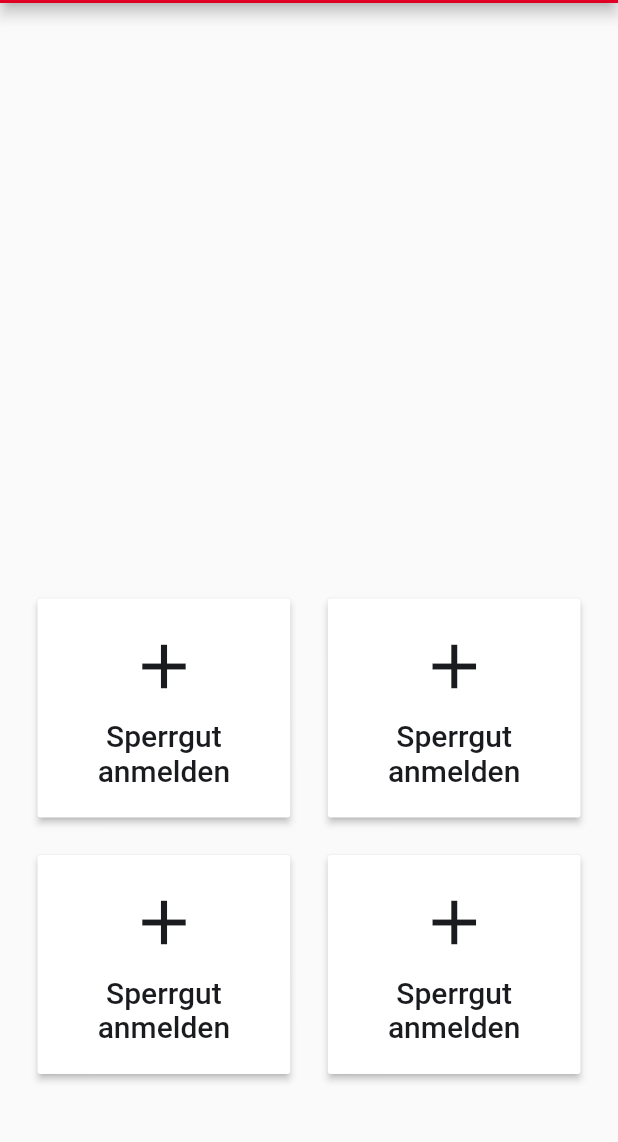
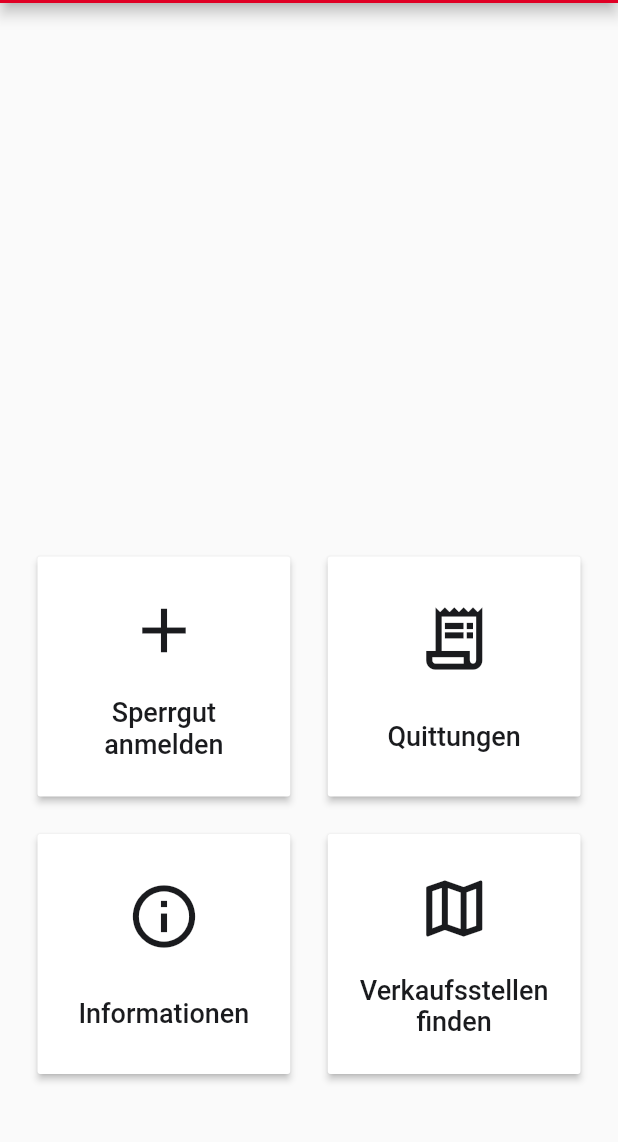
Before and after one commit to silasETH/StartHack23, a Flutter app: the screen it shows after launch, on a phone screen of 412 x 824 dp, the part 87-1229 px from its top. Run offline on Flutter 3.47's test engine with Material 2 defaults, Android fonts, the phone set to English and light mode, and no system bars; our stand-ins replace stacked, stacked_services, stacked_shared.

Commit message:
Update home_view.dart

```diff
--- a/sperrgut_stgallen/lib/ui/views/home/home_view.dart
+++ b/sperrgut_stgallen/lib/ui/views/home/home_view.dart
@@ -51,44 +51,18 @@ class HomeView extends StackedView<HomeViewModel> {
                 Row(
                 children: [
                 Expanded(
-                  child: MaterialButton(
-                    padding: const EdgeInsets.all(20),
-                    color: Colors.white,
-                    onPressed: () {},
-                    child: Column(
-                      mainAxisAlignment: MainAxisAlignment.center,
-                      crossAxisAlignment: CrossAxisAlignment.center,
-                      children: const [
-                        Icon(Icons.add, color: kcDarkGreyColor, size: 50,),
-                        verticalSpaceSmall,
-                        Text(
-                          'Sperrgut anmelden',
-                          style: TextStyle(color: kcDarkGreyColor, fontSize: 20),
-                          textAlign: TextAlign.center,
-                        ),
-                      ],
+                    child: HomeScreenButton(
+                      label: 'Sperrgut anmelden',
+                      icon: Icons.add,
+                      onPressedFunction: () {},
                     ),
                   ),
-                ),
                 horizontalSpaceMedium,
                 Expanded(
-                  child: MaterialButton(
-                    padding: const EdgeInsets.all(20),
-                    color: Colors.white,
-                    onPressed: () {},
-                    child: Column(
-                      mainAxisAlignment: MainAxisAlignment.center,
-                      crossAxisAlignment: CrossAxisAlignment.center,
-                      children: const [
-                        Icon(Icons.add, color: kcDarkGreyColor, size: 50,),
-                        verticalSpaceSmall,
-                        Text(
-                          'Sperrgut anmelden',
-                          style: TextStyle(color: kcDarkGreyColor, fontSize: 20),
-                          textAlign: TextAlign.center,
-                        ),
-                      ],
-                    ),
+                  child: HomeScreenButton(
+                    label: 'Quittungen',
+                    icon: Icons.receipt_long_sharp,
+                    onPressedFunction: () {},
                   ),
                 ),
                 ]),
@@ -96,44 +70,18 @@ class HomeView extends StackedView<HomeViewModel> {
                 Row(
                 children: [
                 Expanded(
-                  child: MaterialButton(
-                    padding: const EdgeInsets.all(20),
-                    color: Colors.white,
-                    onPressed: () {},
-                    child: Column(
-                      mainAxisAlignment: MainAxisAlignment.center,
-                      crossAxisAlignment: CrossAxisAlignment.center,
-                      children: const [
-                        Icon(Icons.add, color: kcDarkGreyColor, size: 50,),
-                        verticalSpaceSmall,
-                        Text(
-                          'Sperrgut anmelden',
-                          style: TextStyle(color: kcDarkGreyColor, fontSize: 20),
-                          textAlign: TextAlign.center,
-                        ),
-                      ],
-                    ),
+                  child: HomeScreenButton(
+                    label: 'Informationen',
+                    icon: Icons.info_outline,
+                    onPressedFunction: () {},
                   ),
                 ),
                 horizontalSpaceMedium,
                 Expanded(
-                  child: MaterialButton(
-                    padding: const EdgeInsets.all(20),
-                    color: Colors.white,
-                    onPressed: () {},
-                    child: Column(
-                      mainAxisAlignment: MainAxisAlignment.center,
-                      crossAxisAlignment: CrossAxisAlignment.center,
-                      children: const [
-                        Icon(Icons.add, color: kcDarkGreyColor, size: 50,),
-                        verticalSpaceSmall,
-                        Text(
-                          'Sperrgut anmelden',
-                          style: TextStyle(color: kcDarkGreyColor, fontSize: 20),
-                          textAlign: TextAlign.center,
-                        ),
-                      ],
-                    ),
+                  child: HomeScreenButton(
+                    label: 'Verkaufsstellen finden',
+                    icon: Icons.map_outlined,
+                    onPressedFunction: () {},
                   ),
                 ),
                 ],),
@@ -152,3 +100,38 @@ class HomeView extends StackedView<HomeViewModel> {
   ) =>
       HomeViewModel();
 }
+
+class HomeScreenButton extends StatelessWidget {
+  final String label;
+  final IconData icon;
+  final Function()? onPressedFunction;
+
+  const HomeScreenButton({
+    super.key, required this.label, required this.icon, this.onPressedFunction,
+  });
+
+  @override
+  Widget build(BuildContext context) {
+    return MaterialButton(
+      padding: const EdgeInsets.all(20),
+      color: Colors.white,
+      onPressed: () {},
+      child: SizedBox(
+        height: 120,
+        child: Column(
+          mainAxisAlignment: MainAxisAlignment.spaceEvenly,
+          crossAxisAlignment: CrossAxisAlignment.center,
+          children: [
+            Icon(icon, color: kcDarkGreyColor, size: 50,),
+            verticalSpaceSmall,
+            Text(
+              label,
+              style: const TextStyle(color: kcDarkGreyColor, fontSize: 18),
+              textAlign: TextAlign.center,
+            ),
+          ],
+        ),
+      ),
+    );
+  }
+}
```
